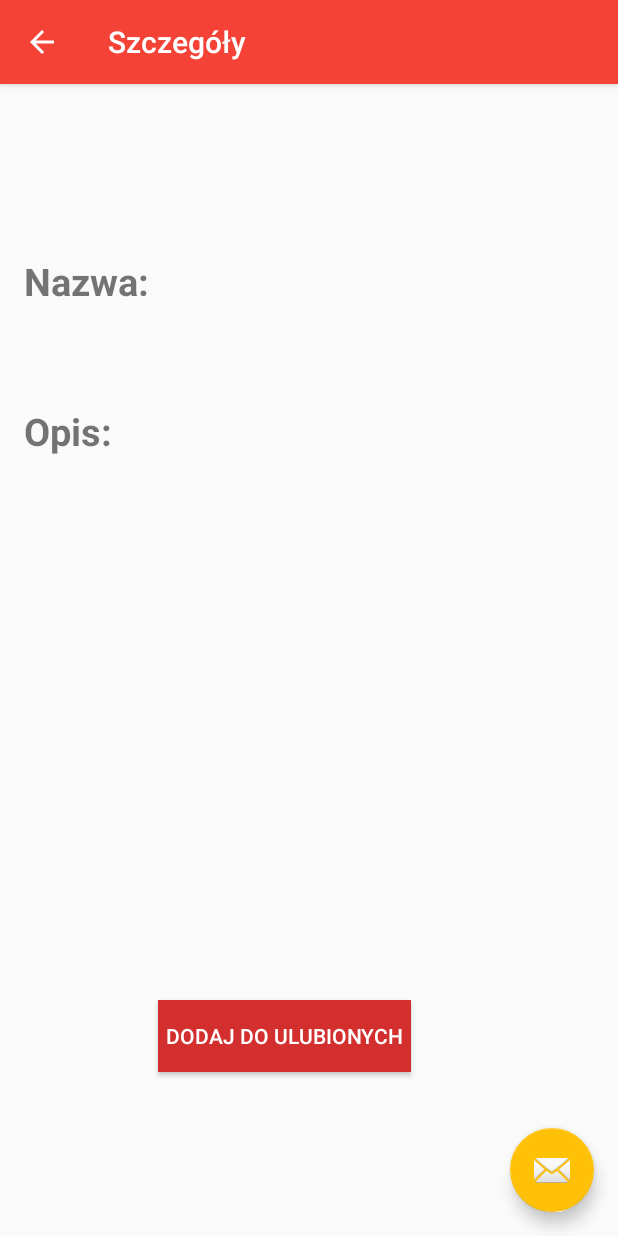
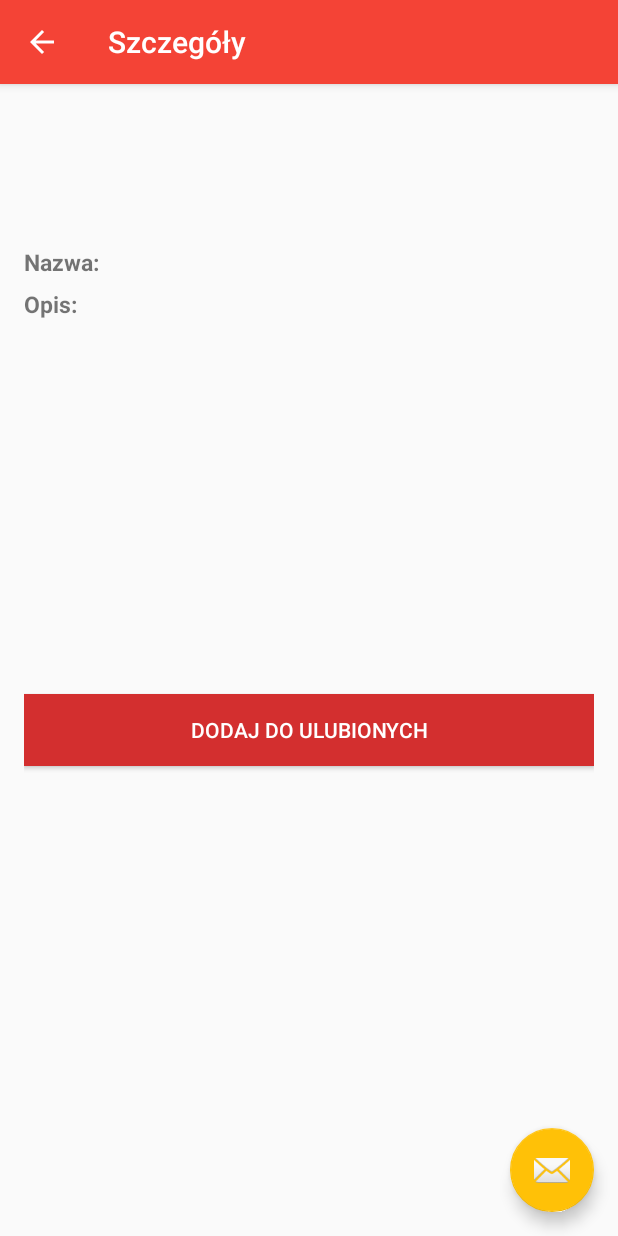
Before and after one commit to krzysztofstepnikowski/BreweryDB, an Android app: the AboutBeerActivity screen opened directly, with no data from a screen before it, on a phone screen of 412 x 824 dp. Run offline under Robolectric (Android 15) with nearby library versions, the phone set to English and light mode, and no system bars; libraries missing offline, so code that uses them is left out: retrofit.client; 2 statements that could not run were skipped.

```diff
--- a/app/src/main/java/com/example/krzysiek/brewerydb/AboutBeerActivity.java
+++ b/app/src/main/java/com/example/krzysiek/brewerydb/AboutBeerActivity.java
@@ -13,12 +13,10 @@ import android.widget.Button;
 import android.widget.ImageView;
 import android.widget.TextView;
 
+
 import com.example.krzysiek.brewerydb.models.Brewery;
 import com.example.krzysiek.brewerydb.models.Datum;
 import com.example.krzysiek.brewerydb.network.ApiInterface;
-import com.google.android.gms.appindexing.Action;
-import com.google.android.gms.appindexing.AppIndex;
-import com.google.android.gms.common.api.GoogleApiClient;
 
 import java.util.ArrayList;
 
@@ -32,8 +30,9 @@ public class AboutBeerActivity extends AppCompatActivity {
 
     private ImageView imageViewBeerDetails;
     private TextView nameBeerTextView;
+    private TextView descriptionBeerTextView;
     private Button addToFavouriteDetailsButton;
-    public static ArrayList<String> descriptionBeerList = new ArrayList<String>();
+    public static ArrayList<String> descriptionBeer = new ArrayList<String>();
     public static final String BASE_API_URL = "https://api.brewerydb.com/v2";
 
 
@@ -97,5 +96,4 @@ public class AboutBeerActivity extends AppCompatActivity {
     }
 
 
-
 }
--- a/app/src/main/java/com/example/krzysiek/brewerydb/CardViewAdapter.java
+++ b/app/src/main/java/com/example/krzysiek/brewerydb/CardViewAdapter.java
@@ -9,7 +9,6 @@ import android.util.Log;
 import android.view.LayoutInflater;
 import android.view.View;
 import android.view.ViewGroup;
-import android.widget.AdapterView;
 import android.widget.Button;
 import android.widget.ImageView;
 import android.widget.TextView;
@@ -26,7 +25,7 @@ public class CardViewAdapter extends RecyclerView.Adapter<CardViewAdapter.Brewer
 
     private List<String> dataSource;
 
-    public CardViewAdapter(HomeActivity homeActivity, List<String> dataSource){
+    public CardViewAdapter(Context context, List<String> dataSource){
         this.dataSource=dataSource;
     }
 
@@ -62,15 +61,11 @@ public class CardViewAdapter extends RecyclerView.Adapter<CardViewAdapter.Brewer
 
                 final int status = (Integer) v.getTag();
 
-                if(status == 1)
-                {
+                if (status == 1) {
                     holder.addToFavouriteButton.setText("Usuń z ulubionych");
                     holder.addToFavouriteButton.setBackgroundResource(R.color.addToFavouriteButton);
                     v.setTag(0);
-                }
-
-                else
-                {
+                } else {
                     holder.addToFavouriteButton.setText("Dodaj do ulubionych");
                     holder.addToFavouriteButton.setBackgroundResource(R.color.colorPrimaryDark);
                     v.setTag(1);
@@ -79,6 +74,8 @@ public class CardViewAdapter extends RecyclerView.Adapter<CardViewAdapter.Brewer
 
             }
         });
+
+
 
     }
 
@@ -111,8 +108,6 @@ public class CardViewAdapter extends RecyclerView.Adapter<CardViewAdapter.Brewer
         }
 
 
-
-
         @Override
         public void onClick(View v) {
 
--- a/app/src/main/java/com/example/krzysiek/brewerydb/HomeActivity.java
+++ b/app/src/main/java/com/example/krzysiek/brewerydb/HomeActivity.java
@@ -9,10 +9,8 @@ import android.support.v7.widget.LinearLayoutManager;
 import android.support.v7.widget.RecyclerView;
 import android.support.v7.widget.Toolbar;
 import android.util.Log;
-import android.view.GestureDetector;
-import android.view.MotionEvent;
 import android.view.View;
-import android.widget.AdapterView;
+
 
 import com.example.krzysiek.brewerydb.models.Brewery;
 import com.example.krzysiek.brewerydb.models.Datum;
@@ -91,7 +89,6 @@ public class HomeActivity extends AppCompatActivity     {
                         }
 
 
-
                         else{
                             beerPhotoUrls.add("Pusty zawartość zmiennej"); //pusty String
                         }
--- a/app/src/main/res/layout/content_about_beer.xml
+++ b/app/src/main/res/layout/content_about_beer.xml
@@ -1,58 +1,70 @@
 <?xml version="1.0" encoding="utf-8"?>
-<RelativeLayout xmlns:android="http://schemas.android.com/apk/res/android"
+<LinearLayout xmlns:android="http://schemas.android.com/apk/res/android"
     xmlns:app="http://schemas.android.com/apk/res-auto"
     xmlns:tools="http://schemas.android.com/tools"
     android:layout_width="match_parent"
     android:layout_height="match_parent"
+    android:orientation="vertical"
     android:paddingBottom="@dimen/activity_vertical_margin"
     android:paddingLeft="@dimen/activity_horizontal_margin"
     android:paddingRight="@dimen/activity_horizontal_margin"
     android:paddingTop="@dimen/activity_vertical_margin"
     app:layout_behavior="@string/appbar_scrolling_view_behavior"
     tools:context="com.example.krzysiek.brewerydb.AboutBeerActivity"
-    tools:showIn="@layout/activity_about_beer">
+    tools:showIn="@layout/activity_about_beer"
+    android:weightSum="1">
 
     <ImageView
         android:layout_width="wrap_content"
         android:layout_height="50dp"
         android:id="@+id/imageViewBeerDetails"
-        android:layout_alignParentTop="true"
-        android:layout_centerHorizontal="true" />
+        android:layout_gravity="center"
+        android:layout_margin="16dp"/>
+
+    <LinearLayout
+        android:layout_width="match_parent"
+        android:layout_height="wrap_content"
+        android:orientation="horizontal">
 
         <TextView
             android:layout_width="wrap_content"
             android:layout_height="wrap_content"
             android:text="Nazwa: "
-        android:textSize="25sp"
+            android:textSize="15sp"
             android:textStyle="bold"
             android:id="@+id/textView"
             android:layout_below="@+id/imageViewBeerDetails"
             android:layout_alignParentLeft="true"
             android:layout_alignParentStart="true"
-        android:layout_marginTop="48dp" />
+            />
 
         <TextView
             android:layout_width="match_parent"
-        android:layout_height="0dp"
-        android:padding="3dp"
+            android:layout_height="wrap_content"
+            android:padding="5dp"
             android:id="@+id/nameBeerTextViewDeitals"
             android:layout_alignTop="@+id/textView"
             android:layout_toRightOf="@+id/textView"
             android:layout_toEndOf="@+id/textView"
             android:textSize="20sp"
-        android:layout_alignBottom="@+id/textView" />
+            android:layout_above="@+id/textView2" />
+
+
+    </LinearLayout>
+
+
 
         <TextView
             android:layout_width="wrap_content"
             android:layout_height="wrap_content"
             android:text="Opis: "
-        android:textSize="25sp"
+            android:textSize="15sp"
             android:textStyle="bold"
             android:id="@+id/textView2"
             android:layout_below="@+id/textView"
             android:layout_alignParentLeft="true"
             android:layout_alignParentStart="true"
-        android:layout_marginTop="65dp" />
+             />
 
         <TextView
             android:layout_width="match_parent"
@@ -63,10 +75,14 @@
             android:layout_below="@+id/textView2"
             android:layout_alignParentLeft="true"
             android:layout_alignParentStart="true"
-        android:layout_above="@+id/addToFavouriteDetailsButton" />
+            android:layout_above="@+id/addToFavouriteDetailsButton"
+            android:layout_weight="0.5" />
+
+
+
 
     <Button
-        android:layout_width="wrap_content"
+        android:layout_width="match_parent"
         android:layout_height="wrap_content"
         android:gravity="center"
         android:id="@+id/addToFavouriteDetailsButton"
@@ -74,10 +90,9 @@
         android:textColor="#FFFFFF"
         android:background="@color/colorPrimaryDark"
         android:padding="5dp"
+        android:layout_marginBottom="82dp"
         android:layout_alignParentBottom="true"
-        android:layout_toRightOf="@+id/textView"
-        android:layout_toEndOf="@+id/textView"
-        android:layout_marginBottom="93dp" />
+        android:layout_centerHorizontal="true" />
 
 
-</RelativeLayout>
+</LinearLayout>
```
Lines whose indentation alone changed are shown as unchanged.
